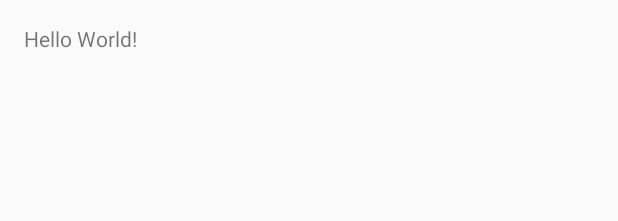
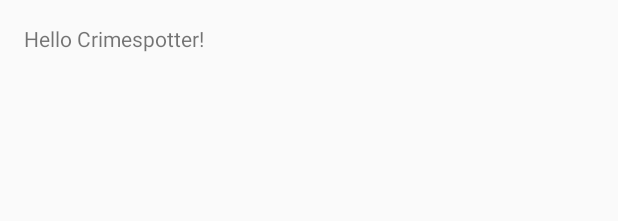
Before and after one commit to duduzile/CrimeSpotter, an Android app: the layout activity_main.xml on its own in the app's theme, with its tools: preview values and no code run, on a phone screen of 412 x 824 dp. Shown: the top 221 px of the screen. Run offline under Robolectric (Android 15) with nearby library versions, the phone set to English and light mode, and no system bars.

Commit message:
Hello Crimespotter

```diff
--- a/app/src/main/res/layout/activity_main.xml
+++ b/app/src/main/res/layout/activity_main.xml
@@ -12,5 +12,5 @@
     <TextView
         android:layout_width="wrap_content"
         android:layout_height="wrap_content"
-        android:text="Hello World!" />
+        android:text="Hello Crimespotter!" />
 </RelativeLayout>
```
